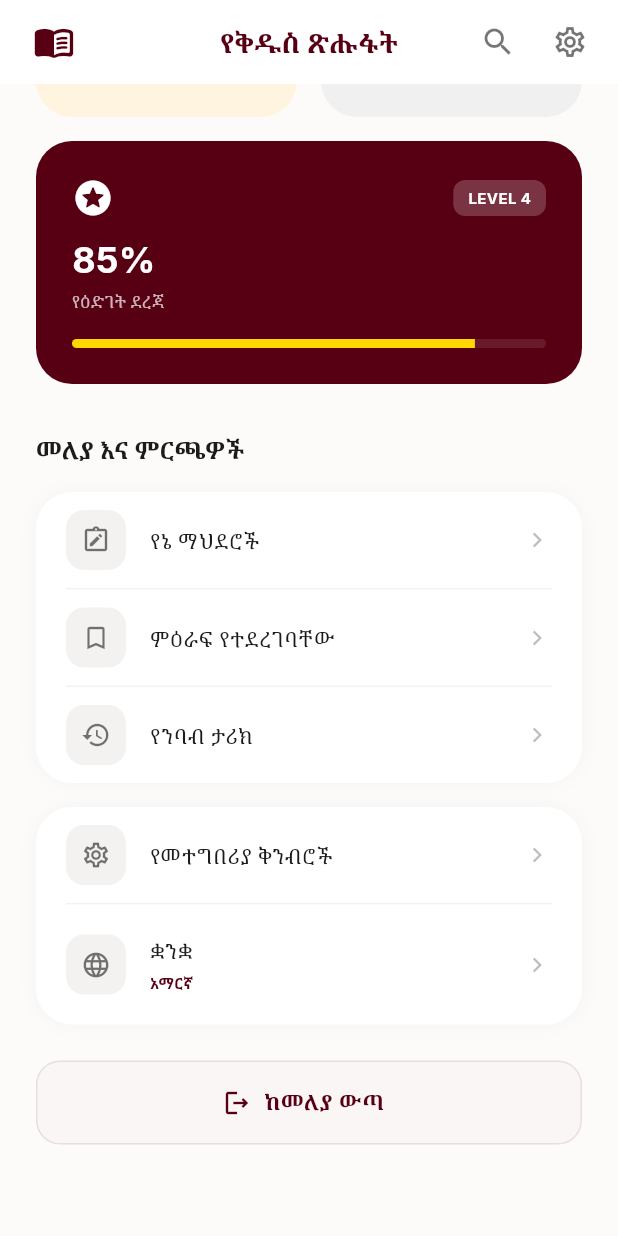
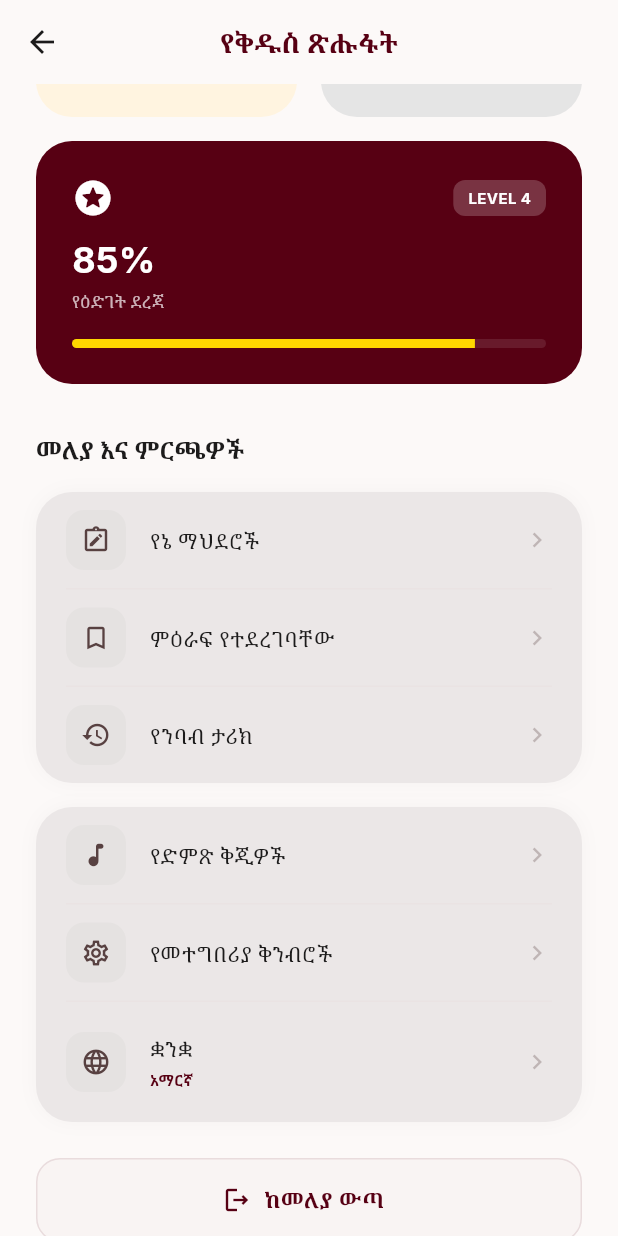
Before and after one commit to nathnael19/bible, a Flutter app: the ProfileScreen screen opened directly, scrolled down 576 dp, on a phone screen of 412 x 824 dp. Run offline on Flutter 3.47's test engine with Material 3 defaults, Android fonts, the phone set to English and light mode, and no system bars; our stand-ins replace equatable, flutter_bloc, get_it, google_fonts; network calls fail; Roboto replaces fonts that are missing (Noto Serif Ethiopic); statements that could not run were skipped.

Commit message:
Refactor ProfileScreen to utilize Theme data for consistent styling. Update background, text, and icon colors to align with the current theme's color scheme, enhancing UI consistency and maintainability.

```diff
--- a/lib/features/bible_reader/presentation/screens/profile_screen.dart
+++ b/lib/features/bible_reader/presentation/screens/profile_screen.dart
@@ -1,44 +1,28 @@
 import 'package:flutter/material.dart';
-
-import '../../../../core/theme/app_theme.dart';
 
 class ProfileScreen extends StatelessWidget {
   const ProfileScreen({super.key});
 
   @override
   Widget build(BuildContext context) {
-    final tt = Theme.of(context).textTheme;
+    final theme = Theme.of(context);
+    final tt = theme.textTheme;
 
     return Scaffold(
-      backgroundColor: const Color(0xFFFDFBFA),
+      backgroundColor: theme.colorScheme.surface,
       appBar: AppBar(
-        backgroundColor: Colors.white,
+        backgroundColor: theme.colorScheme.surface,
         elevation: 0,
-        leading: const Padding(
-          padding: EdgeInsets.only(left: 16),
-          child: Icon(Icons.menu_book_rounded, color: SabaColors.primary, size: 28),
-        ),
         title: Text(
           'የቅዱስ ጽሑፋት',
           style: TextStyle(
-            color: SabaColors.primary,
+            color: theme.colorScheme.primary,
             fontWeight: FontWeight.bold,
             fontSize: 18,
             fontFamily: 'Noto Serif Ethiopic',
           ),
         ),
         centerTitle: true,
-        actions: [
-          IconButton(
-            icon: const Icon(Icons.search, color: Colors.black54),
-            onPressed: () {},
-          ),
-          IconButton(
-            icon: const Icon(Icons.settings_outlined, color: Colors.black54),
-            onPressed: () {},
-          ),
-          const SizedBox(width: 8),
-        ],
       ),
       body: SingleChildScrollView(
         child: Column(
@@ -53,9 +37,14 @@ class ProfileScreen extends StatelessWidget {
                     height: 110,
                     decoration: BoxDecoration(
                       borderRadius: BorderRadius.circular(20),
-                      border: Border.all(color: SabaColors.primary.withValues(alpha: 0.1), width: 4),
+                      border: Border.all(
+                        color: theme.colorScheme.primary.withValues(alpha: 0.1),
+                        width: 4,
+                      ),
                       image: const DecorationImage(
-                        image: NetworkImage('https://images.unsplash.com/photo-1507003211169-0a1dd7228f2d?w=400&h=400&fit=crop'),
+                        image: NetworkImage(
+                          'https://images.unsplash.com/photo-1507003211169-0a1dd7228f2d?w=400&h=400&fit=crop',
+                        ),
                         fit: BoxFit.cover,
                       ),
                     ),
@@ -65,12 +54,23 @@ class ProfileScreen extends StatelessWidget {
                     right: -4,
                     child: Container(
                       padding: const EdgeInsets.all(6),
-                      decoration: const BoxDecoration(
-                        color: SabaColors.primary,
+                      decoration: BoxDecoration(
+                        color: theme.colorScheme.primary,
                         shape: BoxShape.circle,
-                        boxShadow: [BoxShadow(color: Colors.black12, blurRadius: 4)],
+                        boxShadow: [
+                          BoxShadow(
+                            color: theme.colorScheme.shadow.withValues(
+                              alpha: 0.1,
+                            ),
+                            blurRadius: 4,
+                          ),
+                        ],
                       ),
-                      child: const Icon(Icons.edit, color: Colors.white, size: 14),
+                      child: Icon(
+                        Icons.edit,
+                        color: theme.colorScheme.onPrimary,
+                        size: 14,
+                      ),
                     ),
                   ),
                 ],
@@ -86,7 +86,9 @@ class ProfileScreen extends StatelessWidget {
             ),
             Text(
               'abeba.kebede@example.com',
-              style: tt.bodySmall!.copyWith(color: Colors.black38),
+              style: tt.bodySmall!.copyWith(
+                color: theme.colorScheme.onSurfaceVariant,
+              ),
             ),
             const SizedBox(height: 20),
             Row(
@@ -107,16 +109,34 @@ class ProfileScreen extends StatelessWidget {
                 width: double.infinity,
                 padding: const EdgeInsets.all(24),
                 decoration: BoxDecoration(
-                  color: const Color(0xFFF4F2F1).withValues(alpha: 0.5),
+                  color: theme.colorScheme.surfaceContainerHigh.withValues(
+                    alpha: 0.5,
+                  ),
                   borderRadius: BorderRadius.circular(24),
                 ),
                 child: Column(
                   crossAxisAlignment: CrossAxisAlignment.start,
                   children: [
-                    const Icon(Icons.whatshot, color: SabaColors.primary, size: 28),
+                    Icon(
+                      Icons.whatshot,
+                      color: theme.colorScheme.primary,
+                      size: 28,
+                    ),
                     const SizedBox(height: 8),
-                    const Text('15', style: TextStyle(fontSize: 32, fontWeight: FontWeight.bold, color: SabaColors.primary)),
-                    Text('ተከታታይ ቀናት', style: tt.bodySmall!.copyWith(color: Colors.black45)),
+                    Text(
+                      '15',
+                      style: TextStyle(
+                        fontSize: 32,
+                        fontWeight: FontWeight.bold,
+                        color: theme.colorScheme.primary,
+                      ),
+                    ),
+                    Text(
+                      'ተከታታይ ቀናት',
+                      style: tt.bodySmall!.copyWith(
+                        color: theme.colorScheme.onSurfaceVariant,
+                      ),
+                    ),
                   ],
                 ),
               ),
@@ -166,36 +186,75 @@ class ProfileScreen extends StatelessWidget {
               child: Column(
                 crossAxisAlignment: CrossAxisAlignment.start,
                 children: [
-                   Text(
+                  Text(
                     'መለያ እና ምርጫዎች',
-                    style: tt.titleMedium!.copyWith(fontWeight: FontWeight.bold, fontFamily: 'Noto Serif Ethiopic'),
+                    style: tt.titleMedium!.copyWith(
+                      fontWeight: FontWeight.bold,
+                      fontFamily: 'Noto Serif Ethiopic',
+                    ),
                   ),
                   const SizedBox(height: 16),
                   Container(
                     decoration: BoxDecoration(
-                      color: Colors.white,
+                      color: theme.colorScheme.surfaceContainerHigh,
                       borderRadius: BorderRadius.circular(24),
-                      boxShadow: [BoxShadow(color: Colors.black.withValues(alpha: 0.03), blurRadius: 10)],
+                      boxShadow: [
+                        BoxShadow(
+                          color: theme.colorScheme.shadow.withValues(
+                            alpha: 0.03,
+                          ),
+                          blurRadius: 10,
+                        ),
+                      ],
                     ),
                     child: Column(
                       children: [
-                        _MenuTile(icon: Icons.note_alt_outlined, label: 'የኔ ማህደሮች'),
-                        _MenuTile(icon: Icons.bookmark_outline, label: 'ምዕራፍ የተደረገባቸው'),
-                        _MenuTile(icon: Icons.history, label: 'የንባብ ታሪክ', isLast: true),
+                        _MenuTile(
+                          icon: Icons.note_alt_outlined,
+                          label: 'የኔ ማህደሮች',
+                        ),
+                        _MenuTile(
+                          icon: Icons.bookmark_outline,
+                          label: 'ምዕራፍ የተደረገባቸው',
+                        ),
+                        _MenuTile(
+                          icon: Icons.history,
+                          label: 'የንባብ ታሪክ',
+                          isLast: true,
+                        ),
                       ],
                     ),
                   ),
                   const SizedBox(height: 16),
                   Container(
                     decoration: BoxDecoration(
-                      color: Colors.white,
+                      color: theme.colorScheme.surfaceContainerHigh,
                       borderRadius: BorderRadius.circular(24),
-                      boxShadow: [BoxShadow(color: Colors.black.withValues(alpha: 0.03), blurRadius: 10)],
+                      boxShadow: [
+                        BoxShadow(
+                          color: theme.colorScheme.shadow.withValues(
+                            alpha: 0.03,
+                          ),
+                          blurRadius: 10,
+                        ),
+                      ],
                     ),
                     child: Column(
                       children: [
-                        _MenuTile(icon: Icons.settings_outlined, label: 'የመተግበሪያ ቅንብሮች'),
-                        _MenuTile(icon: Icons.language_outlined, label: 'ቋንቋ', subLabel: 'አማርኛ', isLast: true),
+                        _MenuTile(
+                          icon: Icons.audiotrack_rounded,
+                          label: 'የድምጽ ቅጂዎች',
+                        ),
+                        _MenuTile(
+                          icon: Icons.settings_outlined,
+                          label: 'የመተግበሪያ ቅንብሮች',
+                        ),
+                        _MenuTile(
+                          icon: Icons.language_outlined,
+                          label: 'ቋንቋ',
+                          subLabel: 'አማርኛ',
+                          isLast: true,
+                        ),
                       ],
                     ),
                   ),
@@ -211,13 +270,26 @@ class ProfileScreen extends StatelessWidget {
               child: OutlinedButton.icon(
                 onPressed: () {},
                 icon: const Icon(Icons.logout_outlined, size: 20),
-                label: const Text('ከመለያ ውጣ', style: TextStyle(fontWeight: FontWeight.bold, fontFamily: 'Noto Serif Ethiopic')),
+                label: const Text(
+                  'ከመለያ ውጣ',
+                  style: TextStyle(
+                    fontWeight: FontWeight.bold,
+                    fontFamily: 'Noto Serif Ethiopic',
+                  ),
+                ),
                 style: OutlinedButton.styleFrom(
-                  foregroundColor: SabaColors.primary,
-                  side: BorderSide(color: SabaColors.primary.withValues(alpha: 0.1), width: 1),
+                  foregroundColor: theme.colorScheme.primary,
+                  side: BorderSide(
+                    color: theme.colorScheme.primary.withValues(alpha: 0.1),
+                    width: 1,
+                  ),
                   minimumSize: const Size(double.infinity, 56),
-                  shape: RoundedRectangleBorder(borderRadius: BorderRadius.circular(16)),
-                  backgroundColor: SabaColors.primary.withValues(alpha: 0.02),
+                  shape: RoundedRectangleBorder(
+                    borderRadius: BorderRadius.circular(16),
+                  ),
+                  backgroundColor: theme.colorScheme.primary.withValues(
+                    alpha: 0.02,
+                  ),
                 ),
               ),
             ),
@@ -236,18 +308,35 @@ class _ActionButton extends StatelessWidget {
 
   @override
   Widget build(BuildContext context) {
+    final theme = Theme.of(context);
     return Container(
       padding: const EdgeInsets.symmetric(horizontal: 24, vertical: 10),
       decoration: BoxDecoration(
-        color: isActive ? SabaColors.primary : Colors.white,
+        color: isActive
+            ? theme.colorScheme.primary
+            : theme.colorScheme.surfaceContainerHighest,
         borderRadius: BorderRadius.circular(12),
-        border: isActive ? null : Border.all(color: Colors.black12),
-        boxShadow: isActive ? [BoxShadow(color: SabaColors.primary.withValues(alpha: 0.3), blurRadius: 8, offset: const Offset(0, 4))] : null,
+        border: isActive
+            ? null
+            : Border.all(
+                color: theme.colorScheme.outlineVariant.withValues(alpha: 0.1),
+              ),
+        boxShadow: isActive
+            ? [
+                BoxShadow(
+                  color: theme.colorScheme.primary.withValues(alpha: 0.3),
+                  blurRadius: 8,
+                  offset: const Offset(0, 4),
+                ),
+              ]
+            : null,
       ),
       child: Text(
         label,
         style: TextStyle(
-          color: isActive ? Colors.white : Colors.black87,
+          color: isActive
+              ? theme.colorScheme.onPrimary
+              : theme.colorScheme.onSurface,
           fontWeight: FontWeight.bold,
           fontSize: 13,
           fontFamily: 'Noto Serif Ethiopic',
@@ -262,22 +351,48 @@ class _InfoCard extends StatelessWidget {
   final String value;
   final String label;
   final Color color;
-  const _InfoCard({required this.icon, required this.value, required this.label, required this.color});
+  const _InfoCard({
+    required this.icon,
+    required this.value,
+    required this.label,
+    required this.color,
+  });
 
   @override
   Widget build(BuildContext context) {
+    final theme = Theme.of(context);
     return Container(
       padding: const EdgeInsets.all(20),
-      decoration: BoxDecoration(color: color, borderRadius: BorderRadius.circular(24)),
+      decoration: BoxDecoration(
+        color: color.withValues(
+          alpha: theme.brightness == Brightness.dark ? 0.05 : 1.0,
+        ),
+        borderRadius: BorderRadius.circular(24),
+      ),
       child: Column(
         crossAxisAlignment: CrossAxisAlignment.start,
         children: [
-          Icon(icon, color: SabaColors.primary.withValues(alpha: 0.6), size: 24),
+          Icon(
+            icon,
+            color: theme.colorScheme.primary.withValues(alpha: 0.6),
+            size: 24,
+          ),
           const SizedBox(height: 12),
-          Text(value, style: const TextStyle(fontSize: 24, fontWeight: FontWeight.bold, color: SabaColors.primary)),
+          Text(
+            value,
+            style: TextStyle(
+              fontSize: 24,
+              fontWeight: FontWeight.bold,
+              color: theme.colorScheme.primary,
+            ),
+          ),
           Text(
             label,
-            style: const TextStyle(fontSize: 11, color: Colors.black45, fontFamily: 'Noto Serif Ethiopic'),
+            style: TextStyle(
+              fontSize: 11,
+              color: theme.colorScheme.onSurfaceVariant,
+              fontFamily: 'Noto Serif Ethiopic',
+            ),
           ),
         ],
       ),
@@ -288,10 +403,14 @@ class _InfoCard extends StatelessWidget {
 class _LevelCard extends StatelessWidget {
   @override
   Widget build(BuildContext context) {
+    final theme = Theme.of(context);
     return Container(
       width: double.infinity,
       padding: const EdgeInsets.all(24),
-      decoration: BoxDecoration(color: SabaColors.primary, borderRadius: BorderRadius.circular(24)),
+      decoration: BoxDecoration(
+        color: theme.colorScheme.primary,
+        borderRadius: BorderRadius.circular(24),
+      ),
       child: Column(
         crossAxisAlignment: CrossAxisAlignment.start,
         children: [
@@ -300,22 +419,51 @@ class _LevelCard extends StatelessWidget {
             children: [
               const Icon(Icons.stars_rounded, color: Colors.white, size: 28),
               Container(
-                padding: const EdgeInsets.symmetric(horizontal: 10, vertical: 4),
-                decoration: BoxDecoration(color: Colors.white.withValues(alpha: 0.2), borderRadius: BorderRadius.circular(8)),
-                child: const Text('LEVEL 4', style: TextStyle(color: Colors.white, fontSize: 10, fontWeight: FontWeight.bold)),
+                padding: const EdgeInsets.symmetric(
+                  horizontal: 10,
+                  vertical: 4,
+                ),
+                decoration: BoxDecoration(
+                  color: Colors.white.withValues(alpha: 0.2),
+                  borderRadius: BorderRadius.circular(8),
+                ),
+                child: const Text(
+                  'LEVEL 4',
+                  style: TextStyle(
+                    color: Colors.white,
+                    fontSize: 10,
+                    fontWeight: FontWeight.bold,
+                  ),
+                ),
               ),
             ],
           ),
           const SizedBox(height: 8),
-          const Text('85%', style: TextStyle(color: Colors.white, fontSize: 24, fontWeight: FontWeight.bold)),
-          const Text('የዕድገት ደረጃ', style: TextStyle(color: Colors.white70, fontSize: 11, fontFamily: 'Noto Serif Ethiopic')),
+          const Text(
+            '85%',
+            style: TextStyle(
+              color: Colors.white,
+              fontSize: 24,
+              fontWeight: FontWeight.bold,
+            ),
+          ),
+          const Text(
+            'የዕድገት ደረጃ',
+            style: TextStyle(
+              color: Colors.white70,
+              fontSize: 11,
+              fontFamily: 'Noto Serif Ethiopic',
+            ),
+          ),
           const SizedBox(height: 16),
           ClipRRect(
             borderRadius: BorderRadius.circular(4),
             child: LinearProgressIndicator(
               value: 0.85,
               backgroundColor: Colors.white.withValues(alpha: 0.1),
-              valueColor: const AlwaysStoppedAnimation<Color>(Color(0xFFFFD700)),
+              valueColor: const AlwaysStoppedAnimation<Color>(
+                Color(0xFFFFD700),
+              ),
               minHeight: 6,
             ),
           ),
@@ -330,28 +478,68 @@ class _MenuTile extends StatelessWidget {
   final String label;
   final String? subLabel;
   final bool isLast;
-  const _MenuTile({required this.icon, required this.label, this.subLabel, this.isLast = false});
+  const _MenuTile({
+    required this.icon,
+    required this.label,
+    this.subLabel,
+    this.isLast = false,
+  });
 
   @override
   Widget build(BuildContext context) {
+    final theme = Theme.of(context);
     return Column(
       children: [
         ListTile(
-          contentPadding: const EdgeInsets.symmetric(horizontal: 20, vertical: 4),
+          contentPadding: const EdgeInsets.symmetric(
+            horizontal: 20,
+            vertical: 4,
+          ),
           leading: Container(
             padding: const EdgeInsets.all(10),
-            decoration: BoxDecoration(color: const Color(0xFFF4F2F1), borderRadius: BorderRadius.circular(12)),
-            child: Icon(icon, color: Colors.black54, size: 20),
+            decoration: BoxDecoration(
+              color: theme.colorScheme.surfaceContainerHighest,
+              borderRadius: BorderRadius.circular(12),
+            ),
+            child: Icon(
+              icon,
+              color: theme.colorScheme.onSurfaceVariant,
+              size: 20,
+            ),
           ),
-          title: Text(label, style: const TextStyle(fontSize: 14, fontWeight: FontWeight.w500, fontFamily: 'Noto Serif Ethiopic')),
-          subtitle: subLabel != null ? Text(subLabel!, style: const TextStyle(fontSize: 10, color: SabaColors.primary, fontWeight: FontWeight.bold)) : null,
-          trailing: const Icon(Icons.chevron_right, color: Colors.black26, size: 20),
+          title: Text(
+            label,
+            style: TextStyle(
+              fontSize: 14,
+              fontWeight: FontWeight.w500,
+              color: theme.colorScheme.onSurface,
+              fontFamily: 'Noto Serif Ethiopic',
+            ),
+          ),
+          subtitle: subLabel != null
+              ? Text(
+                  subLabel!,
+                  style: TextStyle(
+                    fontSize: 10,
+                    color: theme.colorScheme.primary,
+                    fontWeight: FontWeight.bold,
+                  ),
+                )
+              : null,
+          trailing: Icon(
+            Icons.chevron_right,
+            color: theme.colorScheme.onSurfaceVariant.withValues(alpha: 0.3),
+            size: 20,
+          ),
           onTap: () {},
         ),
         if (!isLast)
           Padding(
             padding: const EdgeInsets.symmetric(horizontal: 20),
-            child: Divider(height: 1, color: Colors.black.withValues(alpha: 0.05)),
+            child: Divider(
+              height: 1,
+              color: theme.colorScheme.outlineVariant.withValues(alpha: 0.1),
+            ),
           ),
       ],
     );
```
